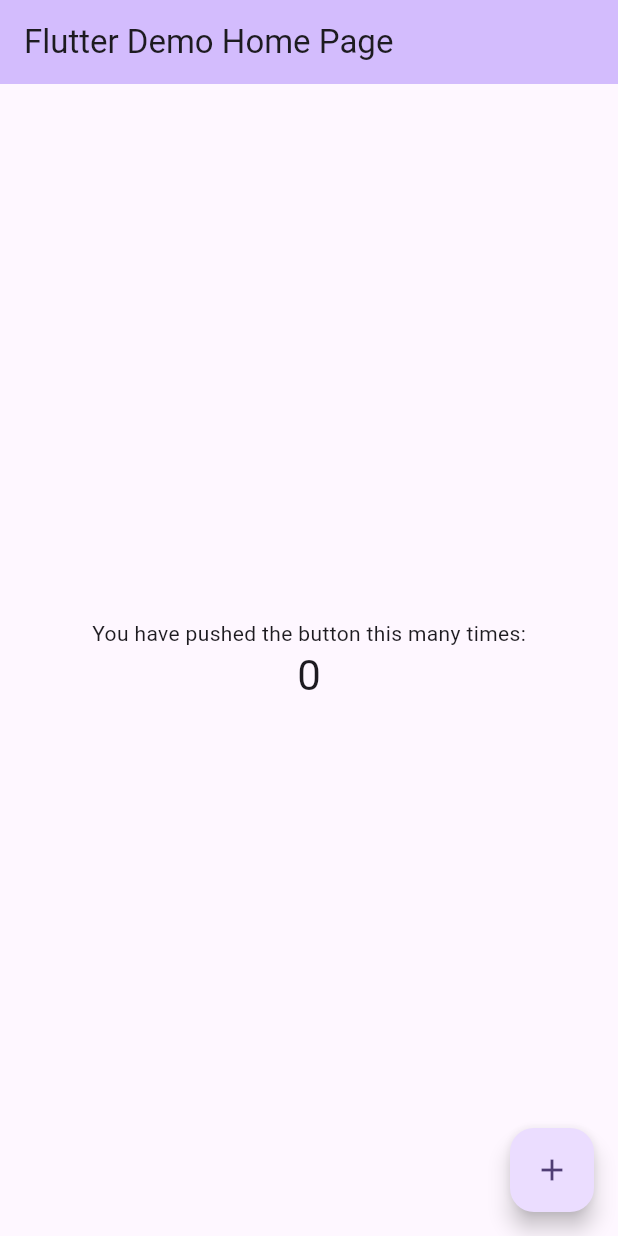
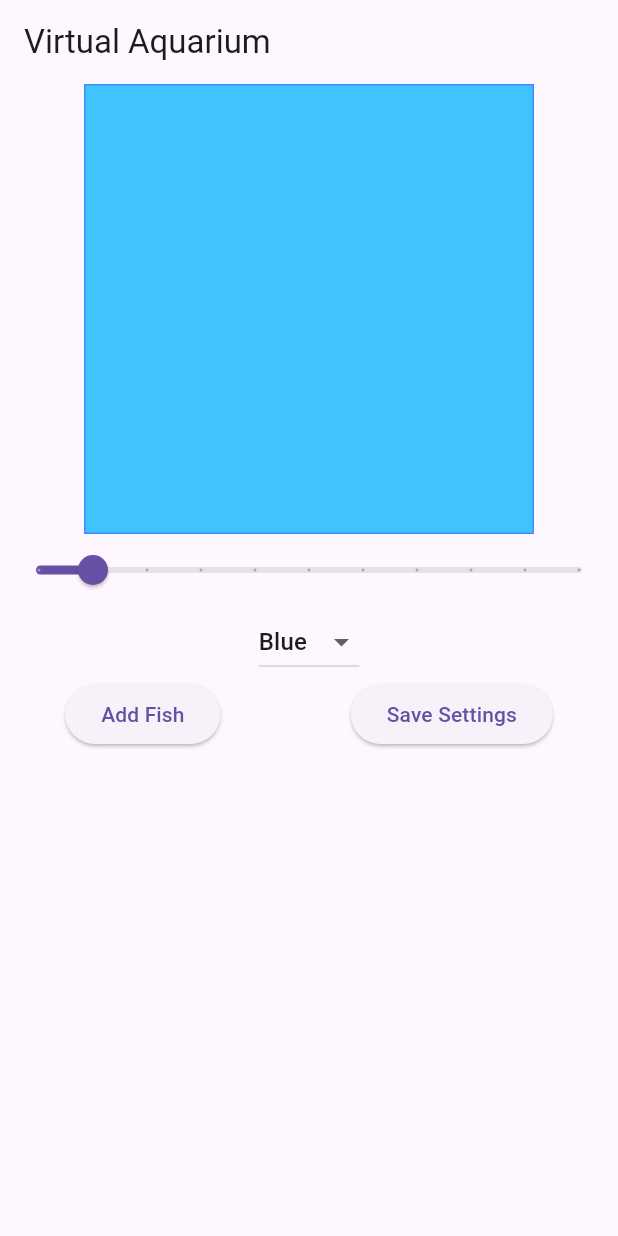
Before and after one commit to Samiz244/aquarium, a Flutter app: the screen it shows after launch, on a phone screen of 412 x 824 dp. Run offline on Flutter 3.47's test engine with Material 3 defaults, Android fonts, the phone set to English and light mode, and no system bars.

Commit message:
The ui feature implemented.

```diff
--- a/lib/main.dart
+++ b/lib/main.dart
@@ -1,125 +1,126 @@
+import 'dart:math';
 import 'package:flutter/material.dart';
 
-void main() {
-  runApp(const MyApp());
+class AquariumApp extends StatefulWidget {
+  @override
+  _AquariumAppState createState() => _AquariumAppState();
 }
 
-class MyApp extends StatelessWidget {
-  const MyApp({super.key});
+class _AquariumAppState extends State<AquariumApp> {
+  double fishSpeed = 1.0;
+  Color selectedColor = Colors.blue;
+  List<Fish> fishList = [];
+  Random random = Random();
 
-  // This widget is the root of your application.
-  @override
-  Widget build(BuildContext context) {
-    return MaterialApp(
-      title: 'Flutter Demo',
-      theme: ThemeData(
-        // This is the theme of your application.
-        //
-        // TRY THIS: Try running your application with "flutter run". You'll see
-        // the application has a purple toolbar. Then, without quitting the app,
-        // try changing the seedColor in the colorScheme below to Colors.green
-        // and then invoke "hot reload" (save your changes or press the "hot
-        // reload" button in a Flutter-supported IDE, or press "r" if you used
-        // the command line to start the app).
-        //
-        // Notice that the counter didn't reset back to zero; the application
-        // state is not lost during the reload. To reset the state, use hot
-        // restart instead.
-        //
-        // This works for code too, not just values: Most code changes can be
-        // tested with just a hot reload.
-        colorScheme: ColorScheme.fromSeed(seedColor: Colors.deepPurple),
-        useMaterial3: true,
-      ),
-      home: const MyHomePage(title: 'Flutter Demo Home Page'),
-    );
-  }
-}
-
-class MyHomePage extends StatefulWidget {
-  const MyHomePage({super.key, required this.title});
-
-  // This widget is the home page of your application. It is stateful, meaning
-  // that it has a State object (defined below) that contains fields that affect
-  // how it looks.
-
-  // This class is the configuration for the state. It holds the values (in this
-  // case the title) provided by the parent (in this case the App widget) and
-  // used by the build method of the State. Fields in a Widget subclass are
-  // always marked "final".
-
-  final String title;
-
-  @override
-  State<MyHomePage> createState() => _MyHomePageState();
-}
-
-class _MyHomePageState extends State<MyHomePage> {
-  int _counter = 0;
-
-  void _incrementCounter() {
+  // Add new fish
+  void _addFish() {
     setState(() {
-      // This call to setState tells the Flutter framework that something has
-      // changed in this State, which causes it to rerun the build method below
-      // so that the display can reflect the updated values. If we changed
-      // _counter without calling setState(), then the build method would not be
-      // called again, and so nothing would appear to happen.
-      _counter++;
+      fishList.add(Fish(color: selectedColor, speed: fishSpeed));
     });
   }
 
   @override
   Widget build(BuildContext context) {
-    // This method is rerun every time setState is called, for instance as done
-    // by the _incrementCounter method above.
-    //
-    // The Flutter framework has been optimized to make rerunning build methods
-    // fast, so that you can just rebuild anything that needs updating rather
-    // than having to individually change instances of widgets.
     return Scaffold(
       appBar: AppBar(
-        // TRY THIS: Try changing the color here to a specific color (to
-        // Colors.amber, perhaps?) and trigger a hot reload to see the AppBar
-        // change color while the other colors stay the same.
-        backgroundColor: Theme.of(context).colorScheme.inversePrimary,
-        // Here we take the value from the MyHomePage object that was created by
-        // the App.build method, and use it to set our appbar title.
-        title: Text(widget.title),
+        title: Text("Virtual Aquarium"),
       ),
-      body: Center(
-        // Center is a layout widget. It takes a single child and positions it
-        // in the middle of the parent.
-        child: Column(
-          // Column is also a layout widget. It takes a list of children and
-          // arranges them vertically. By default, it sizes itself to fit its
-          // children horizontally, and tries to be as tall as its parent.
-          //
-          // Column has various properties to control how it sizes itself and
-          // how it positions its children. Here we use mainAxisAlignment to
-          // center the children vertically; the main axis here is the vertical
-          // axis because Columns are vertical (the cross axis would be
-          // horizontal).
-          //
-          // TRY THIS: Invoke "debug painting" (choose the "Toggle Debug Paint"
-          // action in the IDE, or press "p" in the console), to see the
-          // wireframe for each widget.
-          mainAxisAlignment: MainAxisAlignment.center,
-          children: <Widget>[
-            const Text(
-              'You have pushed the button this many times:',
+      body: Column(
+        children: [
+          // Aquarium Container (300x300)
+          Container(
+            height: 300,
+            width: 300,
+            decoration: BoxDecoration(
+              color: Colors.lightBlueAccent,
+              border: Border.all(color: Colors.blueAccent),
             ),
-            Text(
-              '$_counter',
-              style: Theme.of(context).textTheme.headlineMedium,
+            child: Stack(
+              children: fishList.map((fish) => fish.buildFish(random)).toList(),
             ),
-          ],
-        ),
+          ),
+          // Slider for fish speed
+          Slider(
+            value: fishSpeed,
+            min: 0.5,
+            max: 5.0,
+            divisions: 10,
+            label: "Speed: ${fishSpeed.toStringAsFixed(1)}",
+            onChanged: (value) {
+              setState(() {
+                fishSpeed = value;
+              });
+            },
+          ),
+          // Dropdown for selecting fish color
+          DropdownButton<Color>(
+            value: selectedColor,
+            items: [
+              DropdownMenuItem(child: Text("Blue"), value: Colors.blue),
+              DropdownMenuItem(child: Text("Red"), value: Colors.red),
+              DropdownMenuItem(child: Text("Green"), value: Colors.green),
+            ],
+            onChanged: (value) {
+              setState(() {
+                selectedColor = value!;
+              });
+            },
+          ),
+          // Buttons for adding fish and saving settings
+          Row(
+            mainAxisAlignment: MainAxisAlignment.spaceAround,
+            children: [
+              ElevatedButton(
+                onPressed: _addFish,
+                child: Text("Add Fish"),
+              ),
+              ElevatedButton(
+                onPressed: () {},
+                child: Text("Save Settings"),
+              ),
+            ],
+          ),
+        ],
       ),
-      floatingActionButton: FloatingActionButton(
-        onPressed: _incrementCounter,
-        tooltip: 'Increment',
-        child: const Icon(Icons.add),
-      ), // This trailing comma makes auto-formatting nicer for build methods.
     );
   }
 }
+
+class Fish {
+  final Color color;
+  final double speed;
+  double leftPosition;
+  double topPosition;
+
+  Fish({required this.color, required this.speed})
+      : leftPosition = 0.0,
+        topPosition = 0.0;
+
+  // Randomize fish movement
+  void randomizePosition(Random random) {
+    leftPosition = random.nextDouble() * 250; // Keep within 300x300 container bounds
+    topPosition = random.nextDouble() * 250;
+  }
+
+  // Fish as a moving colored circle
+  Widget buildFish(Random random) {
+    randomizePosition(random);
+    return AnimatedPositioned(
+      duration: Duration(milliseconds: (5000 / speed).round()),
+      left: leftPosition,
+      top: topPosition,
+      child: Container(
+        width: 30,
+        height: 30,
+        decoration: BoxDecoration(
+          shape: BoxShape.circle,
+          color: color,
+        ),
+      ),
+    );
+  }
+}
+
+void main() {
+  runApp(MaterialApp(home: AquariumApp()));
+}
--- a/pubspec.yaml
+++ b/pubspec.yaml
@@ -39,7 +39,7 @@ dependencies:
 dev_dependencies:
   flutter_test:
     sdk: flutter
-
+  sqflite: ^2.0.0+3
   # The "flutter_lints" package below contains a set of recommended lints to
   # encourage good coding practices. The lint set provided by the package is
   # activated in the `analysis_options.yaml` file located at the root of your
```
Also changed, not shown: pubspec.lock, 7 other files.
